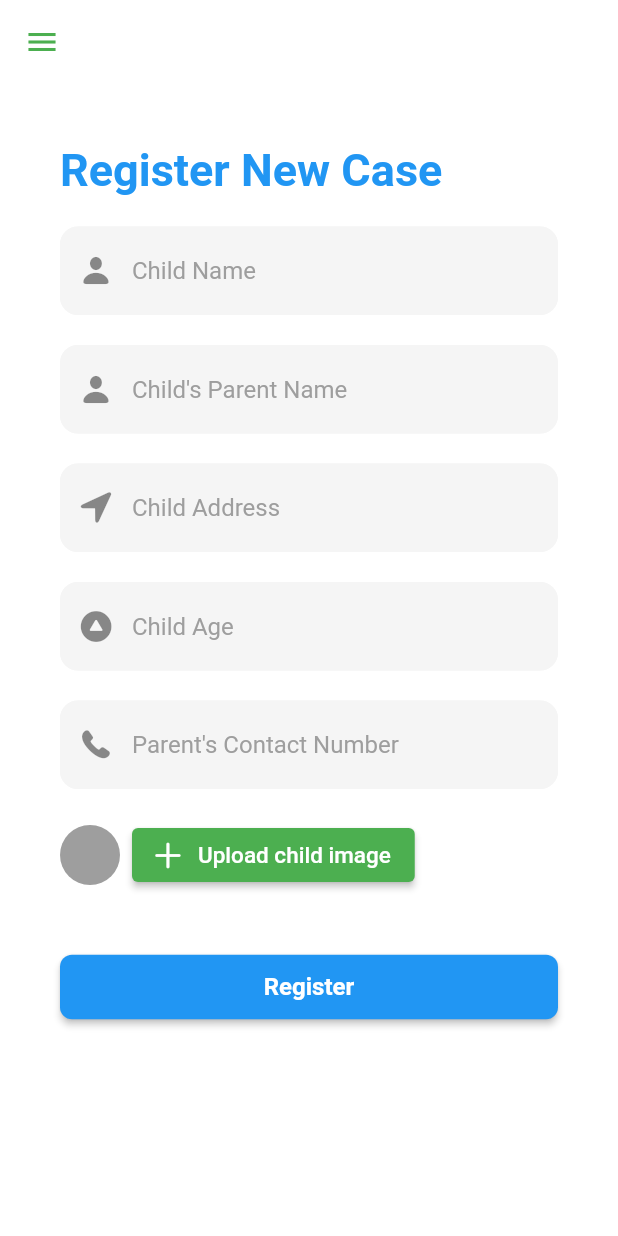
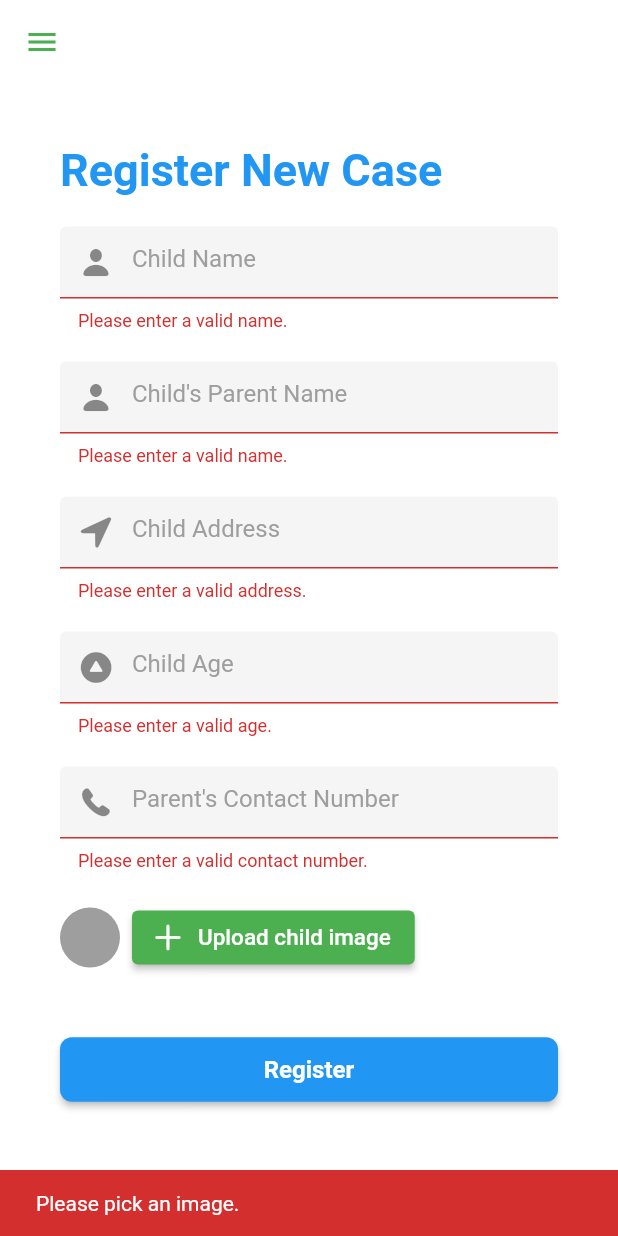
Before and after one commit to MajorProject-Orphaned/MajorProj-Orphaned-Frontend, a Flutter app: the RegisterCaseScreen screen opened by its route, after a tap on "Register", on a phone screen of 412 x 824 dp. Run offline on Flutter 3.47's test engine with Material 2 defaults, Android fonts, the phone set to English and light mode, and no system bars; drawn by our look-alikes of animated_text_kit; our stand-ins replace cloud_firestore, firebase_auth, firebase_core, firebase_storage, google_fonts, image_picker; accounts and stored records are empty; network calls fail.

Commit message:
db connected

```diff
--- a/lib/screens/register_case.dart
+++ b/lib/screens/register_case.dart
@@ -1,11 +1,14 @@
 import 'dart:io';
 import 'package:animated_text_kit/animated_text_kit.dart';
 import 'package:image_picker/image_picker.dart';
+import 'package:firebase_storage/firebase_storage.dart';
+import 'package:cloud_firestore/cloud_firestore.dart';
 import 'package:flutter/material.dart';
 import 'package:flutter/cupertino.dart';
 import 'package:firebase_auth/firebase_auth.dart';
 import '../utils/widgets.dart';
 import '../widgets/app_drawer.dart';
+import './home_page.dart';
 
 class RegisterCaseScreen extends StatefulWidget {
   static const routeName = '/register-case';
@@ -22,18 +25,98 @@ class _RegisterCaseScreenState extends State<RegisterCaseScreen> {
   String _childParentName = '';
   String _childParentContact = '';
   String _childAddress = '';
-  int _childAge;
+  String _childAge;
   File _childImage;
   var _authInstance = FirebaseAuth.instance;
 
-    void _pickImage() async {
-    final pickedImageFile = await ImagePicker()
-        .pickImage(source: ImageSource.gallery);
+  void _pickImage() async {
+    final pickedImageFile =
+        await ImagePicker().pickImage(source: ImageSource.gallery);
 
     setState(() {
       _childImage = File(pickedImageFile.path);
     });
+  }
 
+  Future<void> _submitForm() async {
+    final isValid = _formKey.currentState.validate();
+    FocusScope.of(context).unfocus();
+
+    if (_childImage == null) {
+      ScaffoldMessenger.of(context).showSnackBar(
+        SnackBar(
+          content: Text('Please pick an image.'),
+          backgroundColor: Theme.of(context).errorColor,
+        ),
+      );
+      return;
+    }
+
+    if (isValid) {
+      _formKey.currentState.save();
+
+      setState(() {
+        _isLoading = true;
+      });
+
+      try {
+        // upload image to firebase storage
+        final ref = FirebaseStorage.instance
+            .ref()
+            .child('case_images')
+            .child(Timestamp.now().seconds.toString() + '.jpg');
+
+        await ref.putFile(_childImage);
+
+        final url = await ref.getDownloadURL();
+
+        // use those values to send our auth request...
+        await FirebaseFirestore.instance.collection('cases').add({
+          'policeUserId': _auth.currentUser.uid,
+          'isClosed': false,
+          'isFound': false,
+          'childName': _childName,
+          'childParentName': _childParentName,
+          'childParentContact': _childParentContact,
+          'childAddress': _childAddress,
+          'childAge': _childAge,
+          'createdAt': Timestamp.now(),
+          'childImageUrl': url,
+        });
+        setState(() {
+          _isLoading = false;
+        });
+        Navigator.of(context).pushReplacementNamed(HomePage.routeName);
+
+        ScaffoldMessenger.of(context).showSnackBar(
+          SnackBar(
+            content: Text('Case registered successfully!'),
+            backgroundColor: Theme.of(context).accentColor,
+          ),
+        );
+      } on FirebaseAuthException catch (error) {
+        var message = 'An error occurred, please check your credentials!';
+
+        if (error.message != null) {
+          message = error.message;
+        }
+        ScaffoldMessenger.of(context).showSnackBar(
+          SnackBar(
+            content: Text(message),
+            backgroundColor: Theme.of(context).errorColor,
+          ),
+        );
+
+        setState(() {
+          _isLoading = false;
+        });
+      } catch (error) {
+        print(error);
+        setState(() {
+          _isLoading = false;
+        });
+      }
+    }
   }
 
   @override
@@ -156,7 +239,7 @@ class _RegisterCaseScreenState extends State<RegisterCaseScreen> {
                   TextFormField(
                     key: const ValueKey('childAge'),
                     validator: (value) {
-                      if (value as int < 0 || value as int > 100) {
+                      if (value.isEmpty || value.length > 2) {
                         return 'Please enter a valid age.';
                       }
                       return null;
@@ -172,7 +255,7 @@ class _RegisterCaseScreenState extends State<RegisterCaseScreen> {
                       color: Theme.of(context).primaryColor,
                     ),
                     onSaved: (value) {
-                      _childAge = value as int;
+                      _childAge = value;
                     },
                   ),
 
@@ -181,7 +264,7 @@ class _RegisterCaseScreenState extends State<RegisterCaseScreen> {
                   TextFormField(
                     key: const ValueKey('childParentContact'),
                     validator: (value) {
-                      if (value.length != 10) {
+                      if (value.isEmpty || value.length != 10) {
                         return 'Please enter a valid contact number.';
                       }
                       return null;
@@ -215,11 +298,15 @@ class _RegisterCaseScreenState extends State<RegisterCaseScreen> {
                       SizedBox(width: 8),
                       ElevatedButton.icon(
                         onPressed: _pickImage,
-                        icon: const Icon(CupertinoIcons.add,),
+                        icon: const Icon(
+                          CupertinoIcons.add,
+                        ),
                         style: ButtonStyle(
-                          backgroundColor: MaterialStateProperty.all<Color>(Colors.green),
+                          backgroundColor:
+                              MaterialStateProperty.all<Color>(Colors.green),
                         ),
-                        label: const Text('Upload child image', style: TextStyle(fontSize: 15)),
+                        label: const Text('Upload child image',
+                            style: TextStyle(fontSize: 15)),
                       ),
                     ],
                   ),
@@ -229,7 +316,7 @@ class _RegisterCaseScreenState extends State<RegisterCaseScreen> {
                   if (_isLoading) const CircularProgressIndicator(),
                   if (!_isLoading)
                     ElevatedButton(
-                      onPressed: () {},
+                      onPressed: _submitForm,
                       style: ElevatedButton.styleFrom(
                         shape: new RoundedRectangleBorder(
                           borderRadius: new BorderRadius.circular(8.0),
--- a/lib/widgets/app_drawer.dart
+++ b/lib/widgets/app_drawer.dart
@@ -1,5 +1,7 @@
 import 'package:flutter/material.dart';
 import 'package:firebase_auth/firebase_auth.dart';
+import 'package:orphaned/screens/home_page.dart';
+import 'package:orphaned/screens/register_case.dart';
 
 class AppDrawer extends StatefulWidget {
   @override
@@ -106,7 +108,11 @@ class _AppDrawerState extends State<AppDrawer> {
               backgroundColor: Theme.of(context).accentColor,
             ),
           );
-          Navigator.of(context).pushReplacementNamed('/');
+          Navigator.of(context).pushReplacementNamed(HomePage.routeName);
+        }
+
+        if (title == "Register FIR") {
+          Navigator.of(context).pushReplacementNamed(RegisterCaseScreen.routeName);
         }
       },
     );
```
